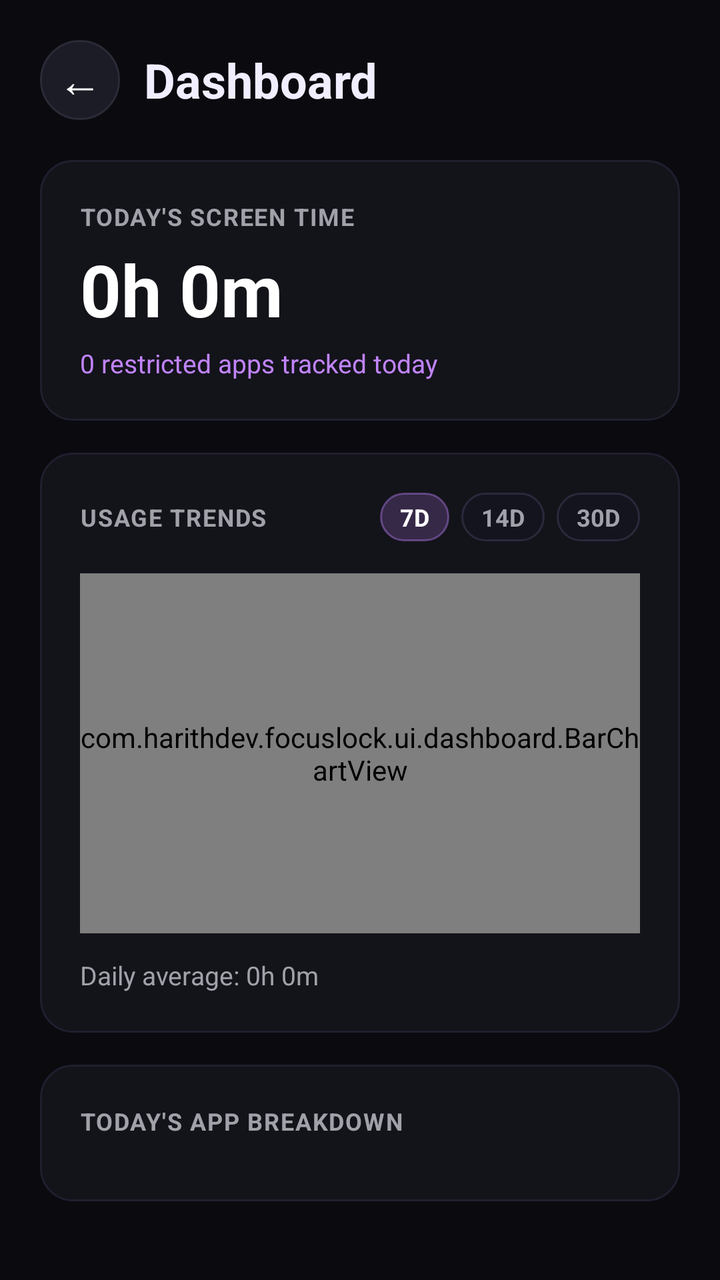
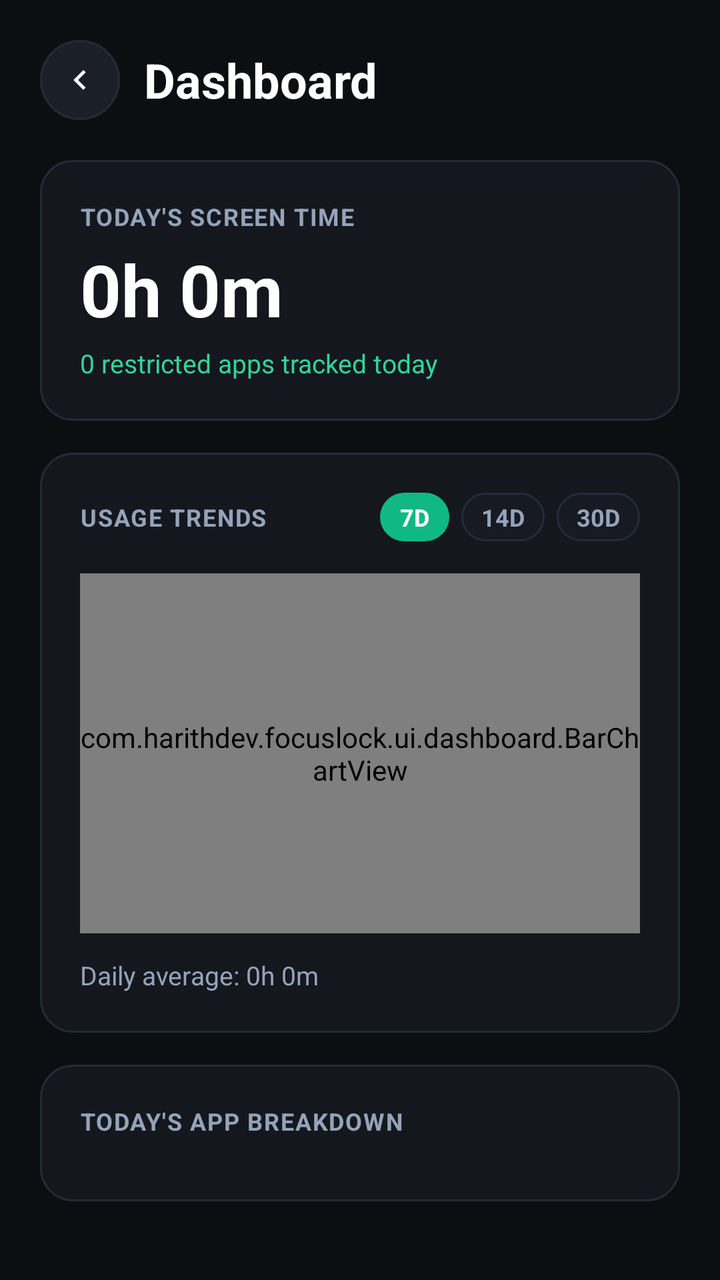

Two renders of the same Android screen: before a commit and after it. Below are the layout's source before the change and the commit's diff.
<!-- AndroidManifest.xml: application theme Theme.FocusLock -->
<!-- res/layout/activity_dashboard.xml -->
<?xml version="1.0" encoding="utf-8"?>
<androidx.core.widget.NestedScrollView
    xmlns:android="http://schemas.android.com/apk/res/android"
    android:layout_width="match_parent"
    android:layout_height="match_parent"
    android:background="#0a0a0f"
    android:fillViewport="true">

    <LinearLayout
        android:layout_width="match_parent"
        android:layout_height="wrap_content"
        android:orientation="vertical"
        android:padding="20dp">

        
        <LinearLayout
            android:layout_width="match_parent"
            android:layout_height="wrap_content"
            android:orientation="horizontal"
            android:gravity="center_vertical"
            android:layout_marginBottom="20dp">

            <TextView
                android:id="@+id/btn_back"
                android:layout_width="40dp"
                android:layout_height="40dp"
                android:text="←"
                android:textSize="22sp"
                android:textColor="#ffffff"
                android:gravity="center"
                android:background="@drawable/bg_btn_circle"
                android:layout_marginEnd="12dp"
                android:clickable="true"
                android:focusable="true" />

            <TextView
                android:layout_width="wrap_content"
                android:layout_height="wrap_content"
                android:text="Dashboard"
                android:textSize="24sp"
                android:textStyle="bold"
                android:textColor="#f0eeff" />

        </LinearLayout>

        
        <LinearLayout
            android:layout_width="match_parent"
            android:layout_height="wrap_content"
            android:orientation="vertical"
            android:background="@drawable/bg_card"
            android:padding="20dp"
            android:layout_marginBottom="16dp">

            <TextView
                android:layout_width="wrap_content"
                android:layout_height="wrap_content"
                android:text="TODAY'S SCREEN TIME"
                android:textSize="12sp"
                android:textStyle="bold"
                android:textColor="#a1a1aa"
                android:letterSpacing="0.05" />

            <TextView
                android:id="@+id/txt_today_total"
                android:layout_width="wrap_content"
                android:layout_height="wrap_content"
                android:text="0h 0m"
                android:textSize="36sp"
                android:textStyle="bold"
                android:textColor="#ffffff"
                android:layout_marginTop="4dp" />

            <TextView
                android:id="@+id/txt_today_sub"
                android:layout_width="wrap_content"
                android:layout_height="wrap_content"
                android:text="0 restricted apps tracked today"
                android:textSize="13sp"
                android:textColor="#c084fc"
                android:layout_marginTop="4dp" />

        </LinearLayout>

        
        <LinearLayout
            android:layout_width="match_parent"
            android:layout_height="wrap_content"
            android:orientation="vertical"
            android:background="@drawable/bg_card"
            android:padding="20dp"
            android:layout_marginBottom="16dp">

            <LinearLayout
                android:layout_width="match_parent"
                android:layout_height="wrap_content"
                android:orientation="horizontal"
                android:gravity="center_vertical"
                android:layout_marginBottom="16dp">

                <TextView
                    android:layout_width="0dp"
                    android:layout_height="wrap_content"
                    android:layout_weight="1"
                    android:text="USAGE TRENDS"
                    android:textSize="12sp"
                    android:textStyle="bold"
                    android:textColor="#a1a1aa"
                    android:letterSpacing="0.05" />

                
                <TextView
                    android:id="@+id/chip_7d"
                    android:layout_width="wrap_content"
                    android:layout_height="wrap_content"
                    android:text="7D"
                    android:textSize="12sp"
                    android:textStyle="bold"
                    android:textColor="#ffffff"
                    android:paddingHorizontal="10dp"
                    android:paddingVertical="4dp"
                    android:background="@drawable/bg_chip_active"
                    android:layout_marginEnd="6dp"
                    android:clickable="true"
                    android:focusable="true" />

                <TextView
                    android:id="@+id/chip_14d"
                    android:layout_width="wrap_content"
                    android:layout_height="wrap_content"
                    android:text="14D"
                    android:textSize="12sp"
                    android:textStyle="bold"
                    android:textColor="#a1a1aa"
                    android:paddingHorizontal="10dp"
                    android:paddingVertical="4dp"
                    android:background="@drawable/bg_chip_inactive"
                    android:layout_marginEnd="6dp"
                    android:clickable="true"
                    android:focusable="true" />

                <TextView
                    android:id="@+id/chip_30d"
                    android:layout_width="wrap_content"
                    android:layout_height="wrap_content"
                    android:text="30D"
                    android:textSize="12sp"
                    android:textStyle="bold"
                    android:textColor="#a1a1aa"
                    android:paddingHorizontal="10dp"
                    android:paddingVertical="4dp"
                    android:background="@drawable/bg_chip_inactive"
                    android:clickable="true"
                    android:focusable="true" />

            </LinearLayout>

            
            <com.harithdev.focuslock.ui.dashboard.BarChartView
                android:id="@+id/chart_view"
                android:layout_width="match_parent"
                android:layout_height="180dp" />

            
            <TextView
                android:id="@+id/txt_empty_history_placeholder"
                android:layout_width="match_parent"
                android:layout_height="wrap_content"
                android:text="🌱 Day 1 of FocusLock! Your multi-day trends will appear here starting tomorrow."
                android:textSize="13sp"
                android:textColor="#a1a1aa"
                android:gravity="center"
                android:padding="14dp"
                android:background="@drawable/bg_banner_card"
                android:layout_marginTop="12dp"
                android:visibility="gone" />

            <TextView
                android:id="@+id/txt_daily_average"
                android:layout_width="wrap_content"
                android:layout_height="wrap_content"
                android:text="Daily average: 0h 0m"
                android:textSize="13sp"
                android:textColor="#a1a1aa"
                android:layout_marginTop="12dp" />

        </LinearLayout>

        
        <LinearLayout
            android:layout_width="match_parent"
            android:layout_height="wrap_content"
            android:orientation="vertical"
            android:background="@drawable/bg_card"
            android:padding="20dp"
            android:layout_marginBottom="24dp">

            <TextView
                android:layout_width="wrap_content"
                android:layout_height="wrap_content"
                android:text="TODAY'S APP BREAKDOWN"
                android:textSize="12sp"
                android:textStyle="bold"
                android:textColor="#a1a1aa"
                android:letterSpacing="0.05"
                android:layout_marginBottom="12dp" />

            <androidx.recyclerview.widget.RecyclerView
                android:id="@+id/rv_app_usage"
                android:layout_width="match_parent"
                android:layout_height="wrap_content"
                android:nestedScrollingEnabled="false" />

            <TextView
                android:id="@+id/txt_empty_apps"
                android:layout_width="wrap_content"
                android:layout_height="wrap_content"
                android:text="No restricted apps set up yet"
                android:textSize="14sp"
                android:textColor="#71717a"
                android:layout_gravity="center_horizontal"
                android:paddingVertical="16dp"
                android:visibility="gone" />

        </LinearLayout>

    </LinearLayout>

</androidx.core.widget.NestedScrollView>
<!-- resources referenced by this layout -->
<resources>
  <!-- drawable bg_banner_card (drawable) -->
  <?xml version="1.0" encoding="utf-8"?>
  <shape xmlns:android="http://schemas.android.com/apk/res/android"
      android:shape="rectangle">
      <solid android:color="#14141e" />
      <corners android:radius="12dp" />
      <stroke android:width="1dp" android:color="#28283a" />
  </shape>
  <!-- drawable bg_btn_circle (drawable) -->
  <?xml version="1.0" encoding="utf-8"?>
  <shape xmlns:android="http://schemas.android.com/apk/res/android"
      android:shape="oval">
      <solid android:color="#1c1c26" />
      <stroke android:width="1dp" android:color="#2a2a38" />
  </shape>
  <!-- drawable bg_card (drawable) -->
  <?xml version="1.0" encoding="utf-8"?>
  <shape xmlns:android="http://schemas.android.com/apk/res/android"
      android:shape="rectangle">
      <solid android:color="#13131a" />
      <corners android:radius="16dp" />
      <stroke android:width="1dp" android:color="#1f1f2e" />
  </shape>
  <!-- drawable bg_chip_active (drawable) -->
  <?xml version="1.0" encoding="utf-8"?>
  <shape xmlns:android="http://schemas.android.com/apk/res/android"
      android:shape="rectangle">
      <solid android:color="#33c084fc" />
      <corners android:radius="16dp" />
      <stroke android:width="1dp" android:color="#66c084fc" />
  </shape>
  <!-- drawable bg_chip_inactive (drawable) -->
  <?xml version="1.0" encoding="utf-8"?>
  <shape xmlns:android="http://schemas.android.com/apk/res/android"
      android:shape="rectangle">
      <solid android:color="#14141e" />
      <corners android:radius="16dp" />
      <stroke android:width="1dp" android:color="#2a2a3c" />
  </shape>
  <style name="Theme.FocusLock" parent="Base.Theme.FocusLock" />
  <style name="Base.Theme.FocusLock" parent="Theme.Material3.DayNight.NoActionBar">
          
          
      </style>
</resources>

<!-- the commit's change to res/layout/activity_dashboard.xml (unified diff, before → after) -->
@@ -3,7 +3,7 @@
     xmlns:android="http://schemas.android.com/apk/res/android"
     android:layout_width="match_parent"
     android:layout_height="match_parent"
-    android:background="#0a0a0f"
+    android:background="@color/surface_bg"
     android:fillViewport="true">
 
     <LinearLayout
@@ -20,14 +20,12 @@
             android:gravity="center_vertical"
             android:layout_marginBottom="20dp">
 
-            <TextView
+            <ImageView
                 android:id="@+id/btn_back"
                 android:layout_width="40dp"
                 android:layout_height="40dp"
-                android:text="←"
-                android:textSize="22sp"
-                android:textColor="#ffffff"
-                android:gravity="center"
+                android:src="@drawable/ic_chevron_left"
+                android:padding="10dp"
                 android:background="@drawable/bg_btn_circle"
                 android:layout_marginEnd="12dp"
                 android:clickable="true"
@@ -39,7 +37,7 @@
                 android:text="Dashboard"
                 android:textSize="24sp"
                 android:textStyle="bold"
-                android:textColor="#f0eeff" />
+                android:textColor="#FFFFFF" />
 
         </LinearLayout>
 
@@ -58,7 +56,7 @@
                 android:text="TODAY'S SCREEN TIME"
                 android:textSize="12sp"
                 android:textStyle="bold"
-                android:textColor="#a1a1aa"
+                android:textColor="#94A3B8"
                 android:letterSpacing="0.05" />
 
             <TextView
@@ -77,7 +75,7 @@
                 android:layout_height="wrap_content"
                 android:text="0 restricted apps tracked today"
                 android:textSize="13sp"
-                android:textColor="#c084fc"
+                android:textColor="#34d399"
                 android:layout_marginTop="4dp" />
 
         </LinearLayout>
@@ -105,7 +103,7 @@
                     android:text="USAGE TRENDS"
                     android:textSize="12sp"
                     android:textStyle="bold"
-                    android:textColor="#a1a1aa"
+                    android:textColor="#94A3B8"
                     android:letterSpacing="0.05" />
 
                 
@@ -131,7 +129,7 @@
                     android:text="14D"
                     android:textSize="12sp"
                     android:textStyle="bold"
-                    android:textColor="#a1a1aa"
+                    android:textColor="#94A3B8"
                     android:paddingHorizontal="10dp"
                     android:paddingVertical="4dp"
                     android:background="@drawable/bg_chip_inactive"
@@ -146,7 +144,7 @@
                     android:text="30D"
                     android:textSize="12sp"
                     android:textStyle="bold"
-                    android:textColor="#a1a1aa"
+                    android:textColor="#94A3B8"
                     android:paddingHorizontal="10dp"
                     android:paddingVertical="4dp"
                     android:background="@drawable/bg_chip_inactive"
@@ -168,7 +166,7 @@
                 android:layout_height="wrap_content"
                 android:text="🌱 Day 1 of FocusLock! Your multi-day trends will appear here starting tomorrow."
                 android:textSize="13sp"
-                android:textColor="#a1a1aa"
+                android:textColor="#94A3B8"
                 android:gravity="center"
                 android:padding="14dp"
                 android:background="@drawable/bg_banner_card"
@@ -181,7 +179,7 @@
                 android:layout_height="wrap_content"
                 android:text="Daily average: 0h 0m"
                 android:textSize="13sp"
-                android:textColor="#a1a1aa"
+                android:textColor="#94A3B8"
                 android:layout_marginTop="12dp" />
 
         </LinearLayout>
@@ -201,7 +199,7 @@
                 android:text="TODAY'S APP BREAKDOWN"
                 android:textSize="12sp"
                 android:textStyle="bold"
-                android:textColor="#a1a1aa"
+                android:textColor="#94A3B8"
                 android:letterSpacing="0.05"
                 android:layout_marginBottom="12dp" />
 
@@ -217,7 +215,7 @@
                 android:layout_height="wrap_content"
                 android:text="No restricted apps set up yet"
                 android:textSize="14sp"
-                android:textColor="#71717a"
+                android:textColor="#64748B"
                 android:layout_gravity="center_horizontal"
                 android:paddingVertical="16dp"
                 android:visibility="gone" />
<!-- resource entries referenced after the edit -->
@@ -1,44 +1,70 @@
 <!-- resources referenced by this layout -->
 <resources>
+  <color name="surface_bg">#FF0C0E12</color>
   <!-- drawable bg_banner_card (drawable) -->
   <?xml version="1.0" encoding="utf-8"?>
   <shape xmlns:android="http://schemas.android.com/apk/res/android"
       android:shape="rectangle">
-      <solid android:color="#14141e" />
+      <solid android:color="#14171E" />
       <corners android:radius="12dp" />
-      <stroke android:width="1dp" android:color="#28283a" />
+      <stroke android:width="1dp" android:color="#252B36" />
   </shape>
   <!-- drawable bg_btn_circle (drawable) -->
   <?xml version="1.0" encoding="utf-8"?>
-  <shape xmlns:android="http://schemas.android.com/apk/res/android"
-      android:shape="oval">
-      <solid android:color="#1c1c26" />
-      <stroke android:width="1dp" android:color="#2a2a38" />
-  </shape>
+  <ripple xmlns:android="http://schemas.android.com/apk/res/android"
+      android:color="#20ffffff">
+      <item>
+          <shape android:shape="oval">
+              <solid android:color="#1B1F27" />
+              <stroke android:width="1dp" android:color="#252B36" />
+          </shape>
+      </item>
+  </ripple>
   <!-- drawable bg_card (drawable) -->
   <?xml version="1.0" encoding="utf-8"?>
-  <shape xmlns:android="http://schemas.android.com/apk/res/android"
-      android:shape="rectangle">
-      <solid android:color="#13131a" />
-      <corners android:radius="16dp" />
-      <stroke android:width="1dp" android:color="#1f1f2e" />
-  </shape>
+  <ripple xmlns:android="http://schemas.android.com/apk/res/android"
+      android:color="#20ffffff">
+      <item>
+          <shape android:shape="rectangle">
+              <solid android:color="#14171E" />
+              <corners android:radius="16dp" />
+              <stroke android:width="1dp" android:color="#252B36" />
+          </shape>
+      </item>
+  </ripple>
   <!-- drawable bg_chip_active (drawable) -->
   <?xml version="1.0" encoding="utf-8"?>
-  <shape xmlns:android="http://schemas.android.com/apk/res/android"
-      android:shape="rectangle">
-      <solid android:color="#33c084fc" />
-      <corners android:radius="16dp" />
-      <stroke android:width="1dp" android:color="#66c084fc" />
-  </shape>
+  <ripple xmlns:android="http://schemas.android.com/apk/res/android"
+      android:color="#33ffffff">
+      <item>
+          <shape android:shape="rectangle">
+              <solid android:color="#10B981" />
+              <corners android:radius="16dp" />
+          </shape>
+      </item>
+  </ripple>
   <!-- drawable bg_chip_inactive (drawable) -->
   <?xml version="1.0" encoding="utf-8"?>
-  <shape xmlns:android="http://schemas.android.com/apk/res/android"
-      android:shape="rectangle">
-      <solid android:color="#14141e" />
-      <corners android:radius="16dp" />
-      <stroke android:width="1dp" android:color="#2a2a3c" />
-  </shape>
+  <ripple xmlns:android="http://schemas.android.com/apk/res/android"
+      android:color="#20ffffff">
+      <item>
+          <shape android:shape="rectangle">
+              <solid android:color="#171A22" />
+              <corners android:radius="16dp" />
+              <stroke android:width="1dp" android:color="#252B36" />
+          </shape>
+      </item>
+  </ripple>
+  <!-- drawable ic_chevron_left (drawable) -->
+  <vector xmlns:android="http://schemas.android.com/apk/res/android"
+      android:width="24dp"
+      android:height="24dp"
+      android:viewportWidth="24"
+      android:viewportHeight="24">
+      <path
+          android:pathData="M15.41,7.41L14,6L8,12L14,18L15.41,16.59L10.83,12L15.41,7.41Z"
+          android:fillColor="#FFFFFF"/>
+  </vector>
   <style name="Theme.FocusLock" parent="Base.Theme.FocusLock" />
   <style name="Base.Theme.FocusLock" parent="Theme.Material3.DayNight.NoActionBar">
           
